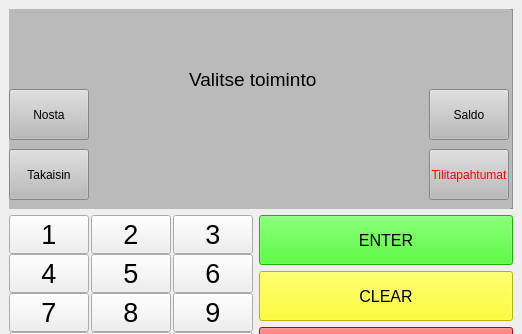
This is bank-automat/mainwindow.ui in JohWid1/BankSimulRyhmatyo as Qt 5 draws it before an edit; both pictures show x 0 to 522 and y 0 to 334 of the 522 by 546 pixel window. The edited form follows.
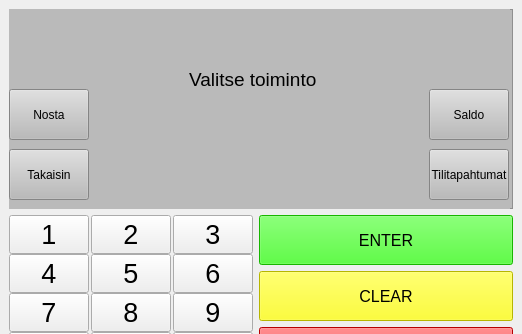
This is the edited form.

```diff
--- a/bank-automat/mainwindow.ui
+++ b/bank-automat/mainwindow.ui
@@ -455,7 +455,7 @@
               </rect>
              </property>
              <property name="styleSheet">
-              <string notr="true">color: red</string>
+              <string notr="true">color: black</string>
              </property>
              <property name="text">
               <string>Tilitapahtumat</string>
```
